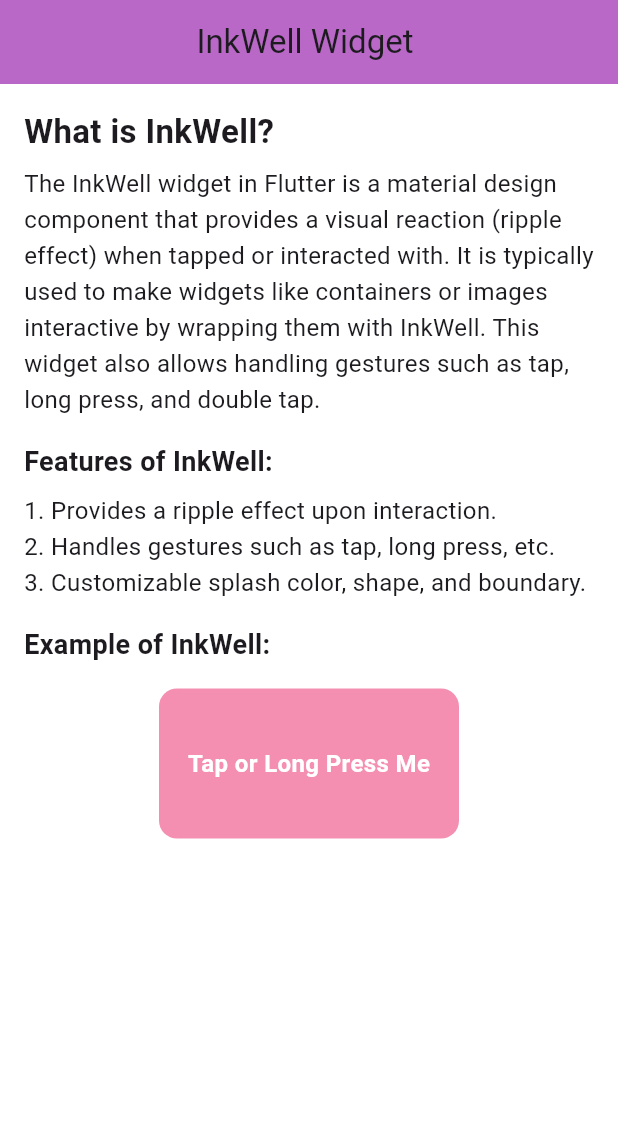
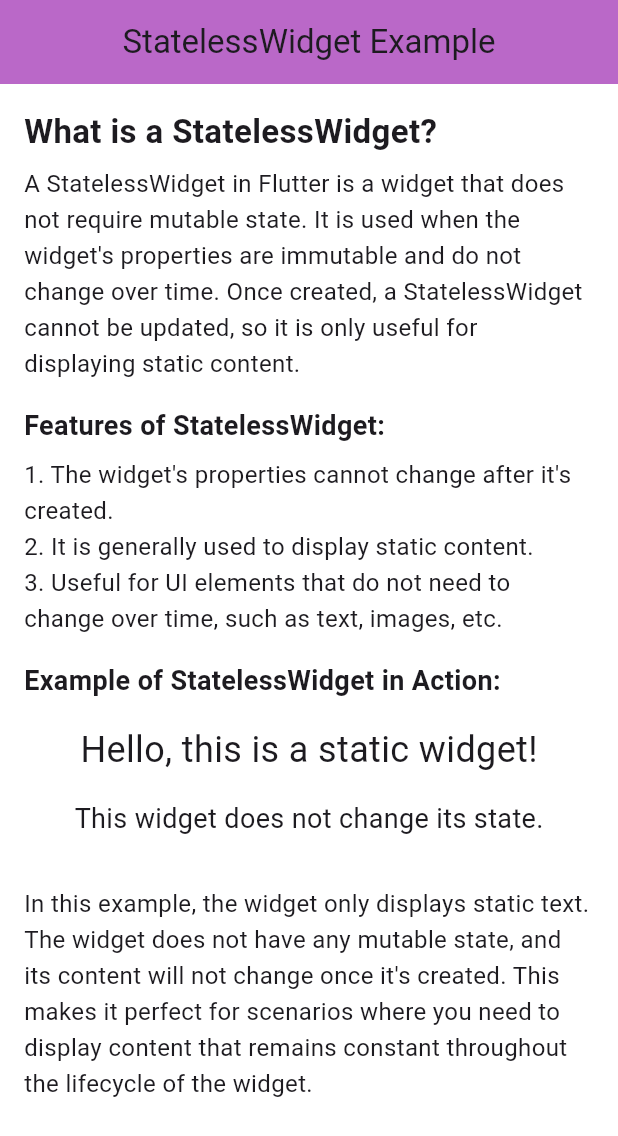
Before and after one commit to mominatufail/WidgetProject, a Flutter app: the screen it shows after launch, on a phone screen of 412 x 824 dp. Shown: the top 1136 px of the screen. Run offline on Flutter 3.47's test engine with Material 3 defaults, Android fonts, the phone set to English and light mode, and no system bars.

Commit message:
code updated

```diff
--- a/lib/StatelessWidget.dart
+++ b/lib/StatelessWidget.dart
@@ -0,0 +1,97 @@
+import 'package:flutter/material.dart';
+class StatelessWidgetScreen extends StatelessWidget {
+  const StatelessWidgetScreen({super.key});
+  @override
+  Widget build(BuildContext context) {
+    return   Scaffold(backgroundColor: Colors.white,
+      appBar: AppBar(backgroundColor: Colors.purple.shade300,
+        title: const Text("StatelessWidget Example"),
+        centerTitle: true,
+      ),
+      body: Padding(
+        padding: const EdgeInsets.all(16.0),
+        child: SingleChildScrollView(
+          child: Column(
+            crossAxisAlignment: CrossAxisAlignment.start,
+            children: [
+              // Header
+              const Text(
+                "What is a StatelessWidget?",
+                style: TextStyle(
+                  fontSize: 22,
+                  fontWeight: FontWeight.bold,
+                ),
+              ),
+              const SizedBox(height: 8),
+
+              // Description
+              const Text(
+                "A StatelessWidget in Flutter is a widget that does not require mutable state. "
+                    "It is used when the widget's properties are immutable and do not change over time. "
+                    "Once created, a StatelessWidget cannot be updated, so it is only useful for displaying static content.",
+                style: TextStyle(fontSize: 16, height: 1.5),
+              ),
+              const SizedBox(height: 16),
+
+              // Features of StatelessWidget
+              const Text(
+                "Features of StatelessWidget:",
+                style: TextStyle(
+                  fontSize: 18,
+                  fontWeight: FontWeight.bold,
+                ),
+              ),
+              const SizedBox(height: 8),
+              const Text(
+                "1. The widget's properties cannot change after it's created.\n"
+                    "2. It is generally used to display static content.\n"
+                    "3. Useful for UI elements that do not need to change over time, such as text, images, etc.",
+                style: TextStyle(fontSize: 16, height: 1.5),
+              ),
+              const SizedBox(height: 16),
+
+              // Example Header
+              const Text(
+                "Example of StatelessWidget in Action:",
+                style: TextStyle(
+                  fontSize: 18,
+                  fontWeight: FontWeight.bold,
+                ),
+              ),
+              const SizedBox(height: 16),
+
+              // Simple Static Content
+              Center(
+                child: Column(
+                  mainAxisSize: MainAxisSize.min,
+                  children: [
+                    // A static message
+                    const Text(
+                      'Hello, this is a static widget!',
+                      style: TextStyle(fontSize: 24),
+                    ),
+                    const SizedBox(height: 16),
+                    // Another static message
+                    const Text(
+                      'This widget does not change its state.',
+                      style: TextStyle(fontSize: 18),
+                    ),
+                  ],
+                ),
+              ),
+              const SizedBox(height: 32),
+
+              // Explanation of the example
+              const Text(
+                "In this example, the widget only displays static text. The widget does not have any mutable state, "
+                    "and its content will not change once it's created. This makes it perfect for scenarios where you need "
+                    "to display content that remains constant throughout the lifecycle of the widget.",
+                style: TextStyle(fontSize: 16, height: 1.5),
+              ),
+            ],
+          ),
+        ),
+      ),
+    );
+  }
+}
--- a/lib/main.dart
+++ b/lib/main.dart
@@ -9,6 +9,7 @@ import 'InkWellWidget.dart';
 import 'MaterialAppWidget.dart';
 import 'RowWidget.dart';
 import 'ScaffoldWidget.dart';
+import 'StatelessWidget.dart';
 
 void main() {
   runApp(const MyApp());
@@ -42,7 +43,8 @@ class MyApp extends StatelessWidget {
         useMaterial3: true,
       ),
       debugShowCheckedModeBanner: false,
-      home: InkWellExampleScreen()
+      home: StatelessWidgetScreen()
+      //InkWellExampleScreen()
       //CenterWidget()
       //ContainerClass()
       // AssetImageWidgetScreen()
```
